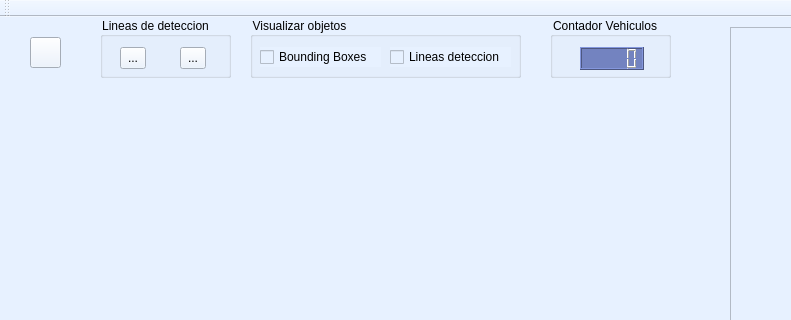
Before: the Qt Designer form window_aerialCarDetection/AerialDetectionMainFrame.ui in Eufalo/Visio, drawn with Qt 5; both pictures show x 0 to 791 and y 0 to 320 of the 1058 by 709 pixel window.
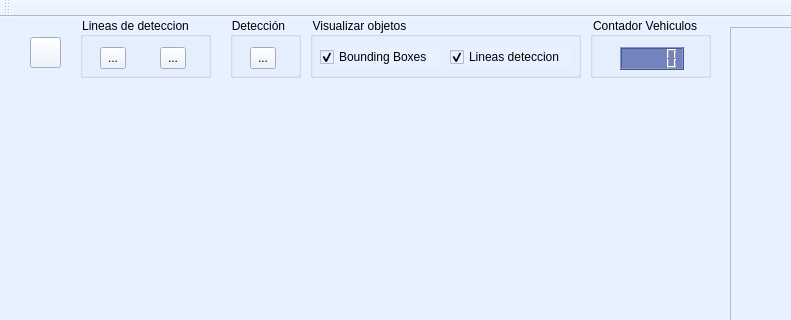
After: the same form once the commit is applied. Icons and pictures are not drawn.

What changed in the file:
```diff
--- a/window_aerialCarDetection/AerialDetectionMainFrame.ui
+++ b/window_aerialCarDetection/AerialDetectionMainFrame.ui
@@ -20,7 +20,7 @@
    <widget class="QGroupBox" name="addline">
     <property name="geometry">
      <rect>
-      <x>100</x>
+      <x>80</x>
       <y>0</y>
       <width>131</width>
       <height>61</height>
@@ -70,7 +70,7 @@
    <widget class="QGroupBox" name="Visualizar">
     <property name="geometry">
      <rect>
-      <x>250</x>
+      <x>310</x>
       <y>0</y>
       <width>271</width>
       <height>61</height>
@@ -94,6 +94,9 @@
      <property name="text">
       <string>Bounding Boxes</string>
      </property>
+     <property name="checked">
+      <bool>true</bool>
+     </property>
     </widget>
     <widget class="QCheckBox" name="flagLine">
      <property name="geometry">
@@ -107,6 +110,9 @@
      <property name="text">
       <string>Lineas deteccion</string>
      </property>
+     <property name="checked">
+      <bool>true</bool>
+     </property>
     </widget>
    </widget>
    <widget class="QTableWidget" name="tableCarDetect">
@@ -168,7 +174,7 @@
    <widget class="QGroupBox" name="groupBox_Carcount">
     <property name="geometry">
      <rect>
-      <x>550</x>
+      <x>590</x>
       <y>0</y>
       <width>121</width>
       <height>61</height>
@@ -227,6 +233,39 @@
      </size>
     </property>
    </widget>
+   <widget class="QGroupBox" name="addmanualdetection">
+    <property name="geometry">
+     <rect>
+      <x>230</x>
+      <y>0</y>
+      <width>71</width>
+      <height>61</height>
+     </rect>
+    </property>
+    <property name="styleSheet">
+     <string notr="true"/>
+    </property>
+    <property name="title">
+     <string>Detección</string>
+    </property>
+    <widget class="QToolButton" name="add_ManualDetection">
+     <property name="geometry">
+      <rect>
+       <x>20</x>
+       <y>30</y>
+       <width>26</width>
+       <height>22</height>
+      </rect>
+     </property>
+     <property name="text">
+      <string>...</string>
+     </property>
+     <property name="icon">
+      <iconset>
+       <normaloff>img/selection.png</normaloff>img/selection.png</iconset>
+     </property>
+    </widget>
+   </widget>
   </widget>
   <widget class="QToolBar" name="toolBar">
    <property name="windowTitle">
```
